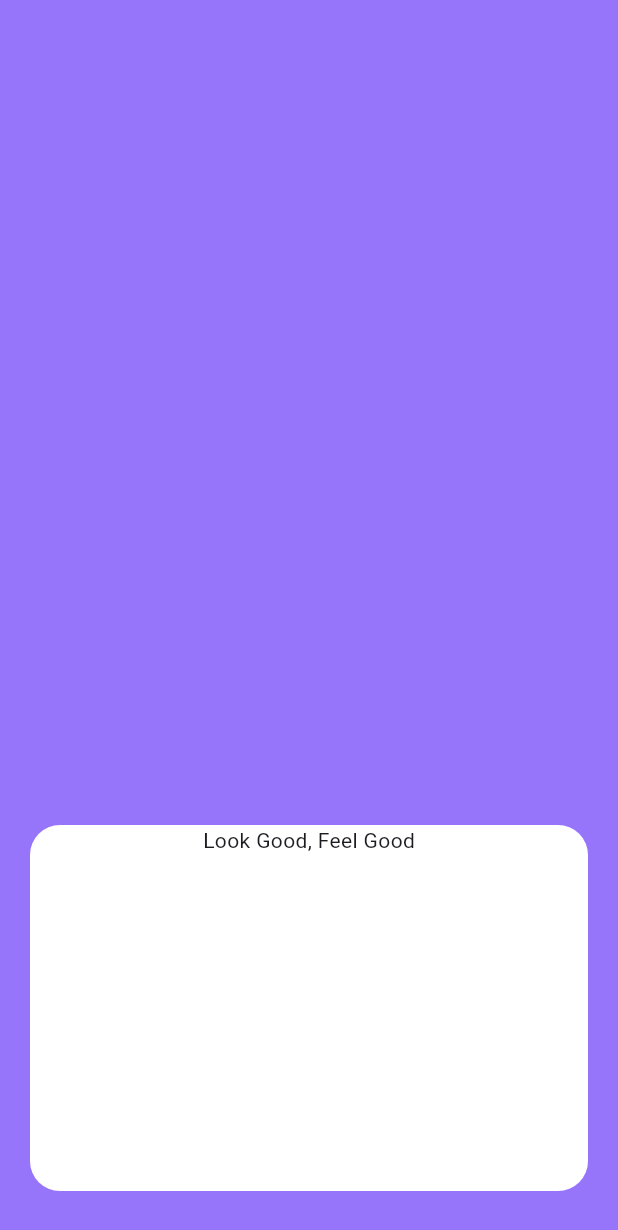
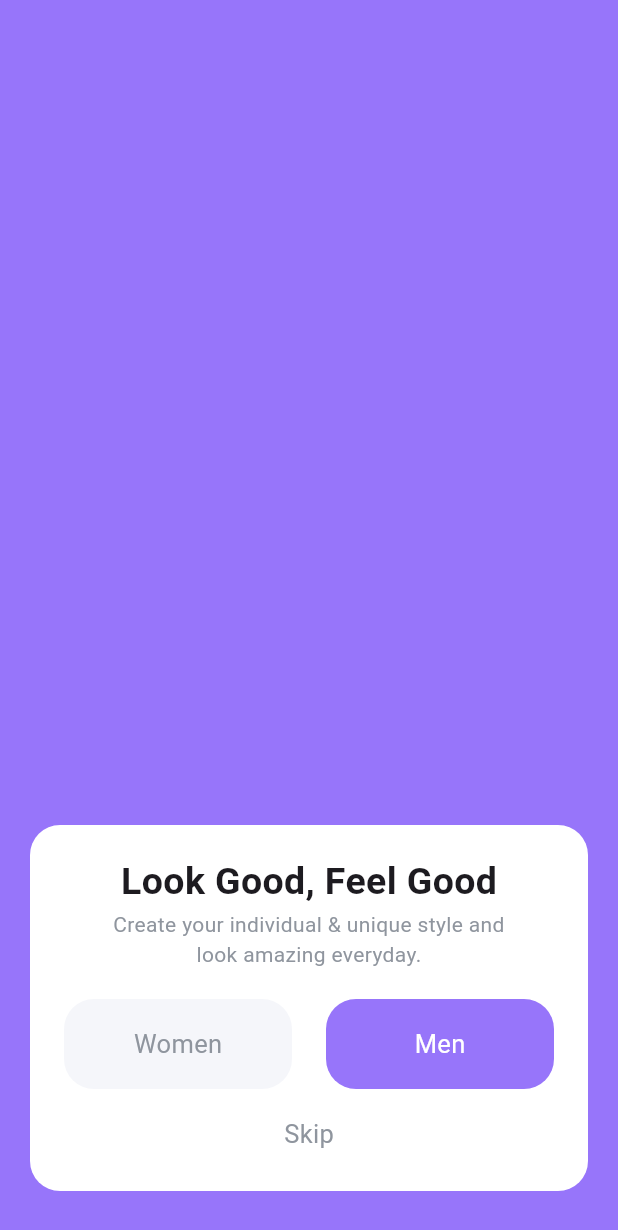
Before and after one commit to ItzAliNB/StylishShop, a Flutter app: the screen it shows after launch, after a tap on "Sign Up", on a phone screen of 412 x 824 dp. Shown: the top 1230 px of the screen. Run offline on Flutter 3.47's test engine with Material 3 defaults, Android fonts, the light colour scheme and no system bars.

Commit message:
almost finished the gender.dart

```diff
--- /dev/null
+++ b/lib/Components/button1.dart
@@ -0,0 +1,39 @@
+import 'package:flutter/material.dart';
+import 'package:stylish_shop/home.dart';
+
+class Button1 extends StatelessWidget {
+  const Button1(
+      {super.key,
+      required this.color,
+      required this.text,
+      required this.colortext});
+
+  final Color color;
+  final Color colortext;
+  final String text;
+
+  @override
+  Widget build(BuildContext context) {
+    return GestureDetector(
+      onTap: () {
+        Navigator.push(
+          context,
+          MaterialPageRoute(builder: (context) => Home()),
+        );
+      },
+      child: Container(
+        margin: EdgeInsets.only(top: 20),
+        width: 152,
+        height: 60,
+        decoration: BoxDecoration(
+            color: color, borderRadius: BorderRadius.circular(20)),
+        child: Center(
+            child: Text(
+          text,
+          style: TextStyle(
+              fontWeight: FontWeight.normal, fontSize: 17, color: colortext),
+        )),
+      ),
+    );
+  }
+}
--- a/lib/Verify/gender.dart
+++ b/lib/Verify/gender.dart
@@ -1,4 +1,5 @@
 import 'package:flutter/material.dart';
+import 'package:stylish_shop/Components/button1.dart';
 
 class Gender extends StatelessWidget {
   const Gender({super.key});
@@ -20,7 +21,49 @@ class Gender extends StatelessWidget {
               ),
               child: Center(
                 child: Column(
-                  children: [Text('Look Good, Feel Good')],
+                  children: [
+                    Container(
+                      margin: EdgeInsets.only(top: 20),
+                      child: Text(
+                        'Look Good, Feel Good',
+                        style: TextStyle(
+                            fontWeight: FontWeight.w600, fontSize: 25),
+                      ),
+                    ),
+                    Container(
+                      margin: EdgeInsets.symmetric(horizontal: 40),
+                      child: Text(
+                        'Create your individual & unique style and look amazing everyday.',
+                        style: TextStyle(
+                            color: Color(0xff8F959E),
+                            fontWeight: FontWeight.w400),
+                        textAlign: TextAlign.center,
+                        textWidthBasis: TextWidthBasis.parent,
+                      ),
+                    ),
+                    Row(
+                      mainAxisAlignment: MainAxisAlignment.spaceEvenly,
+                      children: [
+                        Button1(
+                          color: Color(0xffF5F6FA),
+                          text: 'Women',
+                          colortext: Color(0xff8F959E),
+                        ),
+                        Button1(
+                          color: Color(0xff9775FA),
+                          text: 'Men',
+                          colortext: Color(0xffFFFFFF),
+                        ),
+                      ],
+                    ),
+                    Container(
+                      margin: EdgeInsets.only(top: 18),
+                      child: Text(
+                        'Skip',
+                        style: TextStyle(color: Color(0xff8F959E), fontSize: 17),
+                      ),
+                    )
+                  ],
                 ),
               ),
             ),
--- a/lib/Verify/signin.dart
+++ b/lib/Verify/signin.dart
@@ -1,5 +1,6 @@
 import 'package:flutter/material.dart';
 import 'package:stylish_shop/Components/textinput.dart';
+import 'package:stylish_shop/Verify/gender.dart';
 import 'package:stylish_shop/home.dart';
 
 class Signin extends StatelessWidget {
@@ -52,7 +53,7 @@ class Signin extends StatelessWidget {
               onTap: () {
                 Navigator.push(
                   context,
-                  MaterialPageRoute(builder: (context) => Home()),
+                  MaterialPageRoute(builder: (context) => Gender()),
                 );
               },
               child: Container(
```
